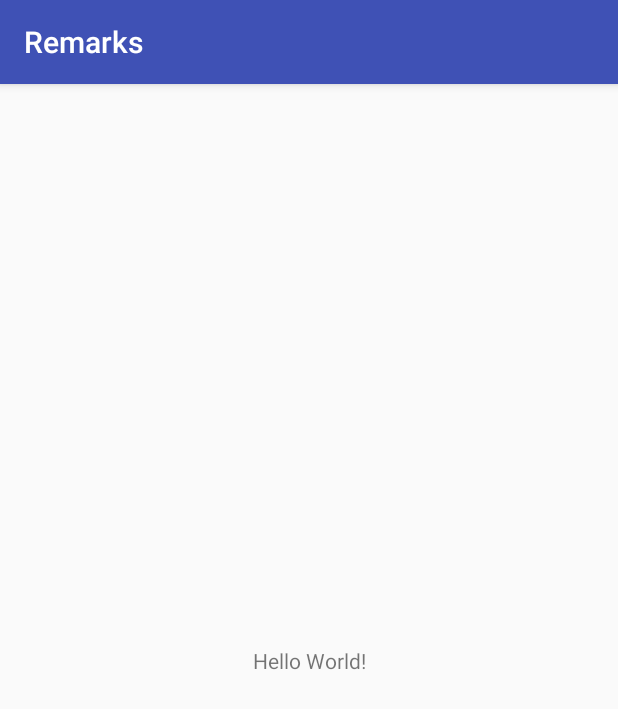
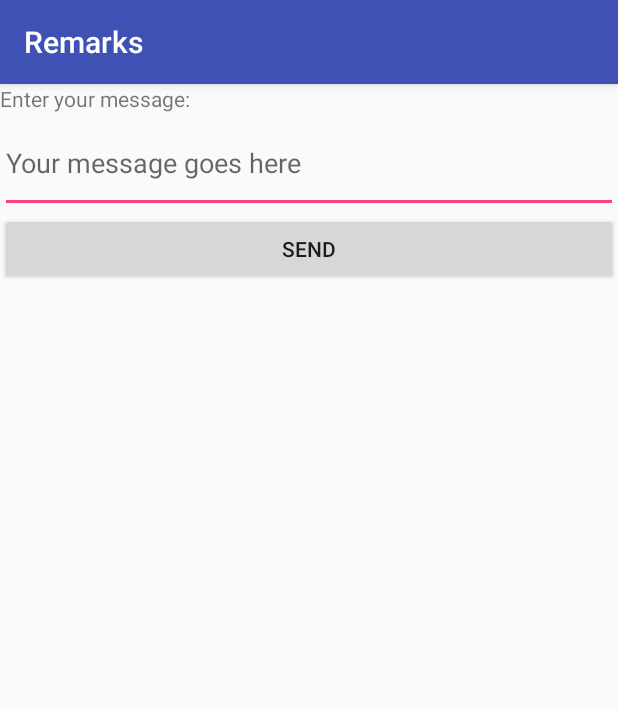
Before and after one commit to sapuglha/remarks-client, an Android app: the screen it shows after launch (MainActivity before the commit, MessageAddActivity after it), on a phone screen of 412 x 824 dp. Shown: the top 709 px of the screen. Run offline under Robolectric (Android 15) with nearby library versions, the phone set to English and light mode, and no system bars; our stand-ins replace ButterKnife.

Commit message:
Activity to create new messages
- Rename MainActivity to MessageAddActivity
- Add Butterknife to Gradle and uses it in the activity
- Extract string resources to strings.xml resource file
- Validate that a new message to be added is not empty

```diff
--- a/app/build.gradle
+++ b/app/build.gradle
@@ -32,6 +32,11 @@ dependencies {
     apt 'com.google.auto.value:auto-value:1.2'
     provided 'com.jakewharton.auto.value:auto-value-annotations:1.2-update1'
 
+    // Moshi for JSON serialization
     compile 'com.squareup.moshi:moshi:1.2.0'
     apt 'com.ryanharter.auto.value:auto-value-moshi:0.3.3-rc1'
+
+    // Butterknife to link UI elements in classes
+    compile 'com.jakewharton:butterknife:8.1.0'
+    apt 'com.jakewharton:butterknife-compiler:8.1.0'
 }
--- a/app/src/main/AndroidManifest.xml
+++ b/app/src/main/AndroidManifest.xml
@@ -8,7 +8,7 @@
         android:label="@string/app_name"
         android:supportsRtl="true"
         android:theme="@style/AppTheme">
-        <activity android:name=".activities.MainActivity">
+        <activity android:name=".activities.MessageAddActivity">
             <intent-filter>
                 <action android:name="android.intent.action.MAIN" />
 
--- a/app/src/main/java/com/example/remarks/activities/MainActivity.java
+++ /dev/null
@@ -1,15 +0,0 @@
-package com.example.remarks.activities;
-
-import android.support.v7.app.AppCompatActivity;
-import android.os.Bundle;
-
-import com.example.remarks.R;
-
-public class MainActivity extends AppCompatActivity {
-
-    @Override
-    protected void onCreate(Bundle savedInstanceState) {
-        super.onCreate(savedInstanceState);
-        setContentView(R.layout.activity_main);
-    }
-}
--- /dev/null
+++ b/app/src/main/java/com/example/remarks/activities/MessageAddActivity.java
@@ -0,0 +1,47 @@
+package com.example.remarks.activities;
+
+import android.os.Bundle;
+import android.support.v7.app.AppCompatActivity;
+import android.text.TextUtils;
+import android.util.Log;
+import android.view.View;
+import android.widget.TextView;
+import android.widget.Toast;
+
+import com.example.remarks.R;
+import com.example.remarks.models.Comment;
+
+import butterknife.BindView;
+import butterknife.ButterKnife;
+import butterknife.OnClick;
+
+public class MessageAddActivity extends AppCompatActivity {
+    private static final String TAG = " MessageAddActivity";
+
+    @BindView(R.id.message_add_text)
+    TextView message;
+
+    @OnClick(R.id.message_add_button_send)
+    void sendMessage(View view) {
+        String messageText = message.getText().toString();
+
+        if (TextUtils.isEmpty(messageText)) {
+            Log.e(TAG, "Empty message");
+            return;
+        }
+
+        Comment newMessage = Comment.create(messageText, System.currentTimeMillis());
+
+        // TODO: send message
+        Log.d(TAG, "New message: " + newMessage.toString());
+
+        Toast.makeText(this, R.string.message_add_activity_toast_message_sent, Toast.LENGTH_LONG).show();
+    }
+
+    @Override
+    protected void onCreate(Bundle savedInstanceState) {
+        super.onCreate(savedInstanceState);
+        setContentView(R.layout.activity_message_add);
+        ButterKnife.bind(this);
+    }
+}
--- a/app/src/main/res/layout/activity_main.xml
+++ /dev/null
@@ -1,19 +0,0 @@
-<?xml version="1.0" encoding="utf-8"?>
-<android.support.constraint.ConstraintLayout xmlns:android="http://schemas.android.com/apk/res/android"
-    xmlns:app="http://schemas.android.com/apk/res-auto"
-    xmlns:tools="http://schemas.android.com/tools"
-    android:id="@+id/activity_main"
-    android:layout_width="match_parent"
-    android:layout_height="match_parent"
-    tools:context="com.example.remarks.activities.MainActivity">
-
-    <TextView
-        android:layout_width="wrap_content"
-        android:layout_height="wrap_content"
-        android:text="Hello World!"
-        app:layout_constraintLeft_toLeftOf="@+id/activity_main"
-        app:layout_constraintTop_toTopOf="@+id/activity_main"
-        app:layout_constraintRight_toRightOf="@+id/activity_main"
-        app:layout_constraintBottom_toBottomOf="@+id/activity_main" />
-
-</android.support.constraint.ConstraintLayout>
--- /dev/null
+++ b/app/src/main/res/layout/activity_message_add.xml
@@ -0,0 +1,30 @@
+<?xml version="1.0" encoding="utf-8"?>
+<LinearLayout xmlns:android="http://schemas.android.com/apk/res/android"
+    xmlns:tools="http://schemas.android.com/tools"
+    android:id="@+id/activity_main"
+    android:layout_width="match_parent"
+    android:layout_height="match_parent"
+    android:orientation="vertical"
+    tools:context="com.example.remarks.activities.MessageAddActivity">
+
+    <TextView
+        android:layout_width="wrap_content"
+        android:layout_height="wrap_content"
+        android:text="@string/message_add_activity_text_label" />
+
+    <EditText
+        android:id="@+id/message_add_text"
+        android:layout_width="match_parent"
+        android:layout_height="wrap_content"
+        android:hint="@string/message_add_activity_edit_text_hint"
+        android:inputType="textMultiLine"
+        android:lines="2"
+        android:maxLines="5" />
+
+    <Button
+        android:id="@+id/message_add_button_send"
+        android:layout_width="match_parent"
+        android:layout_height="wrap_content"
+        android:text="@string/message_add_activity_button_label_send" />
+
+</LinearLayout>
--- a/app/src/main/res/values/strings.xml
+++ b/app/src/main/res/values/strings.xml
@@ -1,3 +1,8 @@
 <resources>
     <string name="app_name">Remarks</string>
+
+    <string name="message_add_activity_text_label">Enter your message:</string>
+    <string name="message_add_activity_edit_text_hint">Your message goes here</string>
+    <string name="message_add_activity_button_label_send">Send</string>
+    <string name="message_add_activity_toast_message_sent">Message sent.</string>
 </resources>
```
